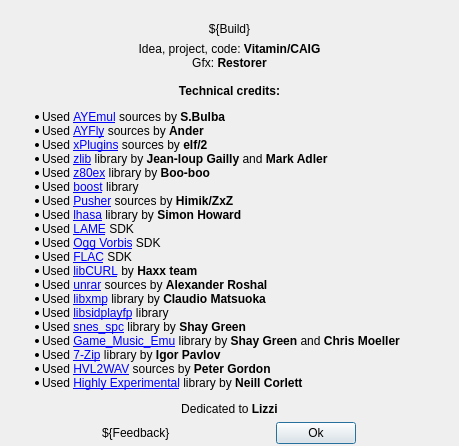
This is apps/zxtune-qt/ui/informational/aboutdialog.ui in vitamin-caig/zxtune as Qt 5 draws it before an edit. The edited form follows.
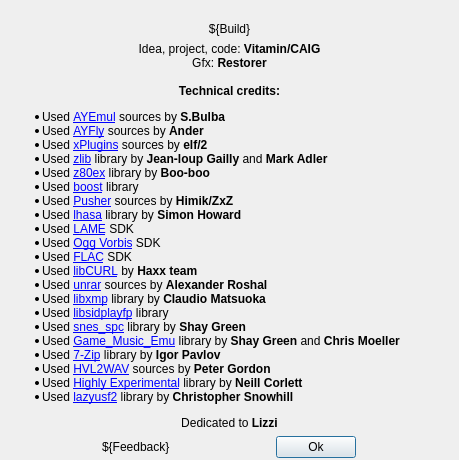
This is the edited form. Icons and pictures are not drawn.

Commit message: zxtune-qt: added lazyusf2 credits.

What changed in the file:
```diff
--- a/apps/zxtune-qt/ui/informational/aboutdialog.ui
+++ b/apps/zxtune-qt/ui/informational/aboutdialog.ui
@@ -91,6 +91,7 @@
 &lt;li&gt;Used &lt;a href=&quot;http://www.7-zip.org/&quot;&gt;7-Zip&lt;/a&gt; library by &lt;b&gt;Igor Pavlov&lt;/b&gt;&lt;/li&gt;
 &lt;li&gt;Used &lt;a href=&quot;http://www.petergordon.org.uk/&quot;&gt;HVL2WAV&lt;/a&gt; sources by &lt;b&gt;Peter Gordon&lt;/b&gt;&lt;/li&gt;
 &lt;li&gt;Used &lt;a href=&quot;https://github.com/kode54/Highly_Experimental/&quot;&gt;Highly Experimental&lt;/a&gt; library by &lt;b&gt;Neill Corlett&lt;/b&gt;&lt;/li&gt;
+&lt;li&gt;Used &lt;a href=&quot;https://bitbucket.org/kode54/lazyusf2/&quot;&gt;lazyusf2&lt;/a&gt; library by &lt;b&gt;Christopher Snowhill&lt;/b&gt;&lt;/li&gt;
 &lt;/ul&gt;
 
 &lt;center&gt;Dedicated to &lt;b&gt;Lizzi&lt;/b&gt;&lt;/center&gt;
```
The commit also changes 2 other files.
